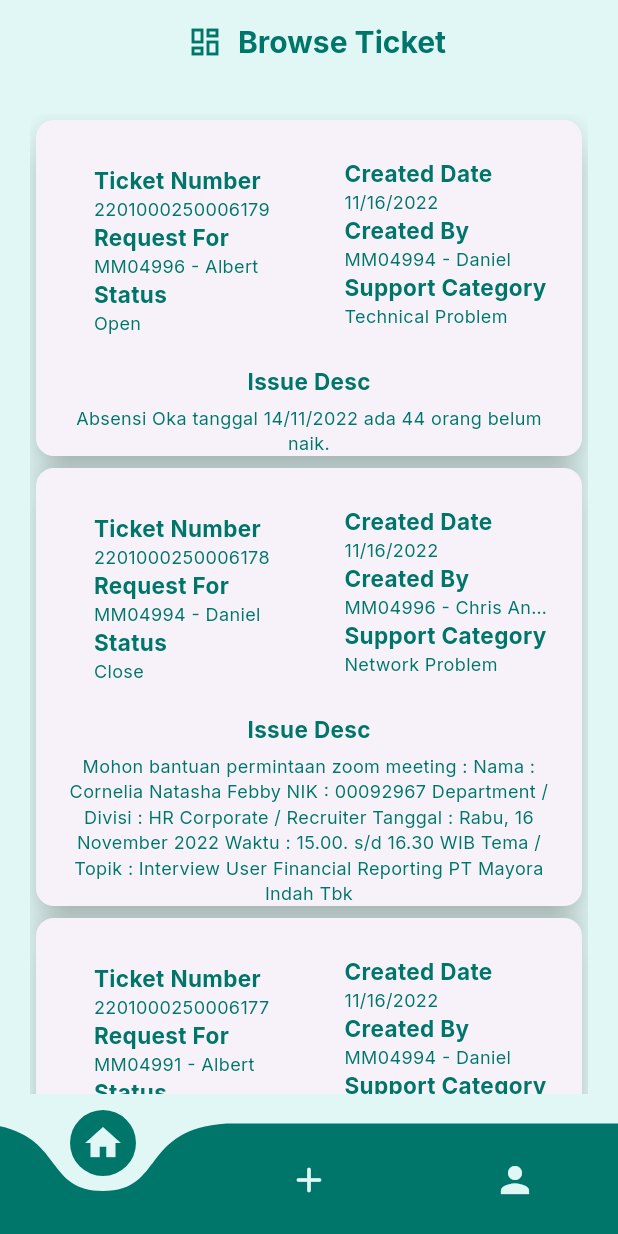
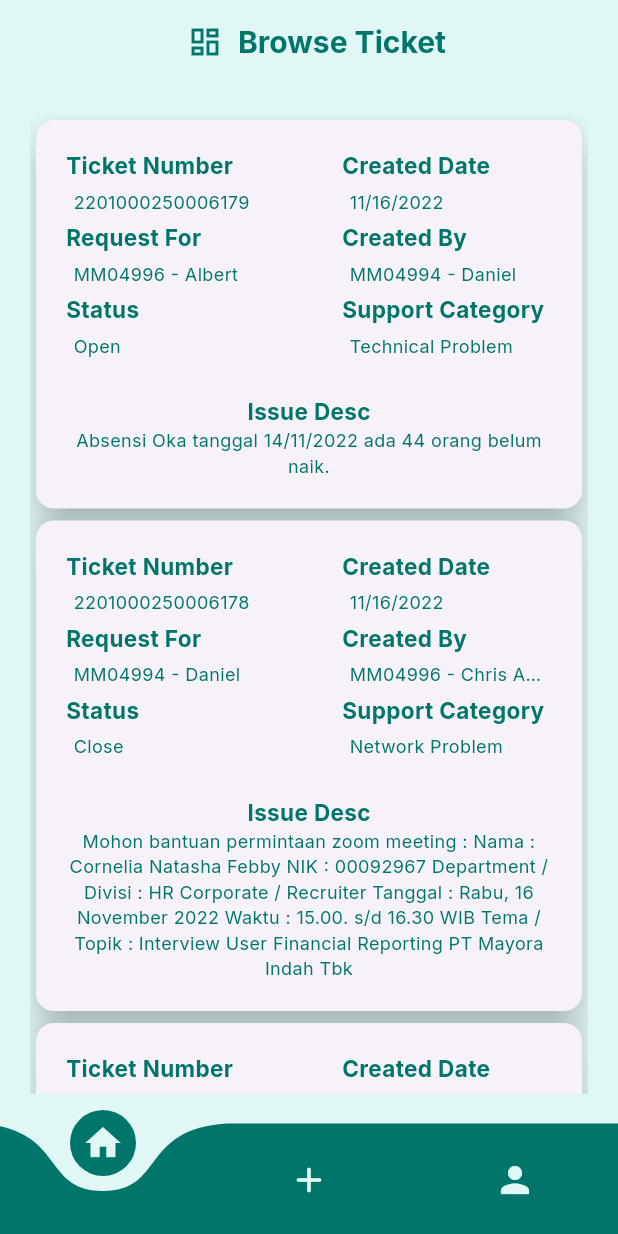
Before and after one commit to albertpurnawan/final_helpdesk, a Flutter app: the BrowsePage screen opened by its route, on a phone screen of 412 x 824 dp. Run offline on Flutter 3.47's test engine with Material 2 defaults, Android fonts, the phone set to English and light mode, and no system bars; drawn by our look-alikes of curved_navigation_bar; our stand-ins replace file_picker, get, google_fonts, lottie.

Commit message:
Change browse page

```diff
--- a/lib/pages/browse_page.dart
+++ b/lib/pages/browse_page.dart
@@ -40,15 +40,13 @@ class _BrowsePageState extends State<BrowsePage> {
                     elevation: 10,
                     child: Column(
                       children: [
-                        Row(
-                          mainAxisAlignment: MainAxisAlignment.spaceAround,
+                        Padding(
+                          padding: const EdgeInsets.all(20),
+                          child: Row(
+                            mainAxisAlignment: MainAxisAlignment.spaceBetween,
                             children: [
-                            Padding(
-                              padding: const EdgeInsets.only(
-                                  left: 20, bottom: 20, top: 30),
-                              child: SizedBox(
-                                width: 130,
-                                child: Column(
+                              // COLUMN KIRI
+                              Column(
                                 crossAxisAlignment: CrossAxisAlignment.start,
                                 children: [
                                   Text(
@@ -58,11 +56,14 @@ class _BrowsePageState extends State<BrowsePage> {
                                         color: secondaryColor,
                                         fontWeight: FontWeight.bold),
                                   ),
-                                    Text(
+                                  Padding(
+                                    padding: const EdgeInsets.all(5),
+                                    child: Text(
                                       allIssue[index].ticketNum.toString(),
                                       style: GoogleFonts.inter(
                                         fontSize: 12,
                                         color: secondaryColor,
+                                      ),
                                     ),
                                   ),
                                   Text(
@@ -72,7 +73,11 @@ class _BrowsePageState extends State<BrowsePage> {
                                         color: secondaryColor,
                                         fontWeight: FontWeight.bold),
                                   ),
-                                    Text(
+                                  Padding(
+                                    padding: const EdgeInsets.all(5),
+                                    child: SizedBox(
+                                      width: 130,
+                                      child: Text(
                                         allIssue[index].requestFor.toString(),
                                         style: GoogleFonts.inter(
                                           fontSize: 12,
@@ -81,6 +86,8 @@ class _BrowsePageState extends State<BrowsePage> {
                                         maxLines: 1,
                                         overflow: TextOverflow.ellipsis,
                                       ),
+                                    ),
+                                  ),
                                   Text(
                                     "Status",
                                     style: GoogleFonts.inter(
@@ -88,20 +95,20 @@ class _BrowsePageState extends State<BrowsePage> {
                                         color: secondaryColor,
                                         fontWeight: FontWeight.bold),
                                   ),
-                                    Text(
+                                  Padding(
+                                    padding: const EdgeInsets.all(5),
+                                    child: Text(
                                       allIssue[index].status.toString(),
                                       style: GoogleFonts.inter(
                                         fontSize: 12,
                                         color: secondaryColor,
                                       ),
                                     ),
+                                  ),
                                 ],
                               ),
-                              ),
-                            ),
-                            SizedBox(
-                              width: 140,
-                              child: Column(
+                              // COLUMN KANAN
+                              Column(
                                 crossAxisAlignment: CrossAxisAlignment.start,
                                 children: [
                                   Text(
@@ -111,12 +118,15 @@ class _BrowsePageState extends State<BrowsePage> {
                                         color: secondaryColor,
                                         fontWeight: FontWeight.bold),
                                   ),
-                                  Text(
+                                  Padding(
+                                    padding: const EdgeInsets.all(5),
+                                    child: Text(
                                       DateFormat.yMd()
                                           .format(allIssue[index].createdDate),
                                       style: GoogleFonts.inter(
                                         fontSize: 12,
                                         color: secondaryColor,
+                                      ),
                                     ),
                                   ),
                                   Text(
@@ -126,14 +136,19 @@ class _BrowsePageState extends State<BrowsePage> {
                                         color: secondaryColor,
                                         fontWeight: FontWeight.bold),
                                   ),
-                                  Text(
+                                  Padding(
+                                    padding: const EdgeInsets.all(5),
+                                    child: SizedBox(
+                                      width: 130,
+                                      child: Text(
                                         allIssue[index].createdBy.toString(),
                                         style: GoogleFonts.inter(
                                           fontSize: 12,
                                           color: secondaryColor,
                                         ),
-                                    maxLines: 1,
                                         overflow: TextOverflow.ellipsis,
+                                      ),
+                                    ),
                                   ),
                                   Text(
                                     "Support Category",
@@ -142,31 +157,33 @@ class _BrowsePageState extends State<BrowsePage> {
                                         color: secondaryColor,
                                         fontWeight: FontWeight.bold),
                                   ),
-                                  Text(
-                                    allIssue[index].supportCategory.toString(),
+                                  Padding(
+                                    padding: const EdgeInsets.all(5),
+                                    child: Text(
+                                      allIssue[index]
+                                          .supportCategory
+                                          .toString(),
                                       style: GoogleFonts.inter(
                                         fontSize: 12,
                                         color: secondaryColor,
                                       ),
                                     ),
+                                  ),
+                                ],
+                              ),
                             ],
                           ),
                         ),
-                          ],
-                        ),
-                        Container(
-                          padding: const EdgeInsets.only(
-                              left: 20, right: 20, bottom: 5),
-                          child: Text(
+                        Text(
                           "Issue Desc",
                           style: GoogleFonts.inter(
                               fontSize: 15,
                               color: secondaryColor,
                               fontWeight: FontWeight.bold),
                         ),
-                        ),
                         Container(
-                          padding: const EdgeInsets.only(left: 20, right: 20),
+                          padding: const EdgeInsets.only(
+                              left: 20, right: 20, bottom: 20),
                           child: Text(
                             allIssue[index].issueDesc.toString(),
                             style: GoogleFonts.inter(
```
Lines whose indentation alone changed are shown as unchanged.
